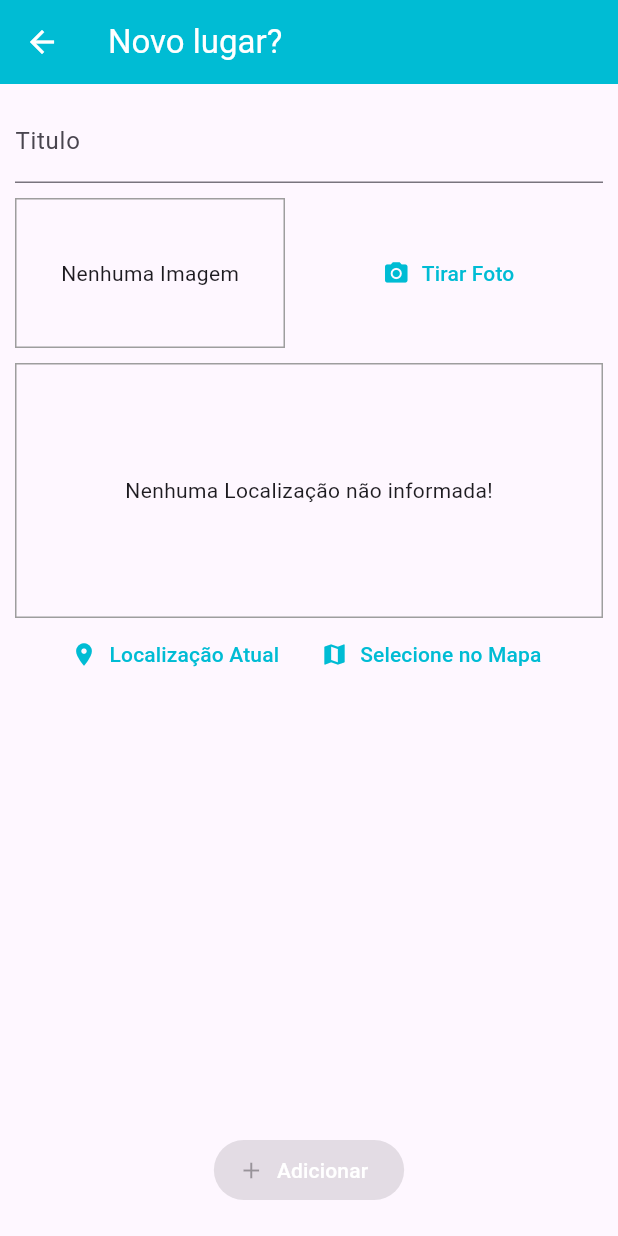
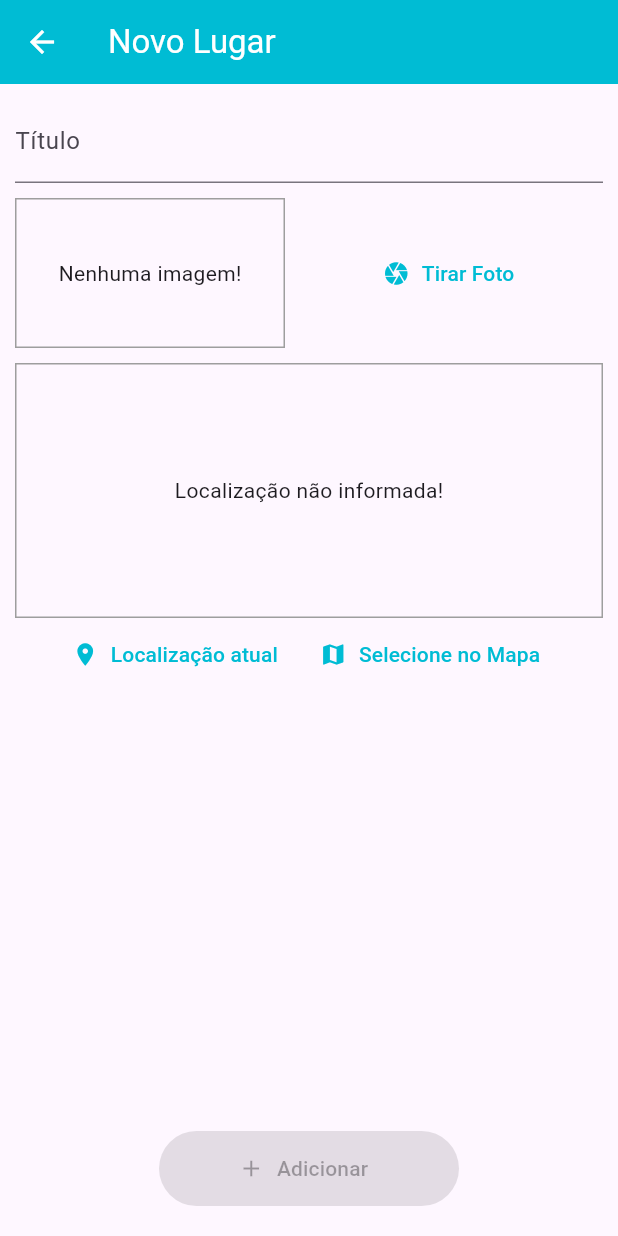
Before and after one commit to ArthurRCastilho/Great_Place, a Flutter app: the screen it shows after launch, after a tap on the "add" icon, on a phone screen of 412 x 824 dp. Run offline on Flutter 3.47's test engine with Material 3 defaults, Android fonts, the light colour scheme and no system bars; our stand-ins replace google_maps_flutter, image_picker, location, sqflite; missing offline and left inert: image_picker_for_web, location_web; accounts and stored records are empty.

Commit message:
Corrigindo bug que não apresentava lugares adicionados, e fazendo estilização no aplicativo definindo cores e detalhes de botão

```diff
--- a/lib/main.dart
+++ b/lib/main.dart
@@ -1,8 +1,8 @@
 import 'package:flutter/material.dart';
-import 'providers/great_places.dart';
-import 'package:great_place/screens/place_form_screen.dart';
-import 'package:great_place/screens/places_list_screen.dart';
-import 'package:great_place/utils/app_routes.dart';
+import 'package:great_place/providers/great_places.dart';
+import './screens/place_form_screen.dart';
+import './screens/places_list_screen.dart';
+import './utils/app_routes.dart';
 import 'package:provider/provider.dart';
 
 void main() {
@@ -10,7 +10,7 @@ void main() {
 }
 
 class MyApp extends StatelessWidget {
-  const MyApp({super.key});
+  const MyApp({Key? key}) : super(key: key);
 
   @override
   Widget build(BuildContext context) {
@@ -19,14 +19,12 @@ class MyApp extends StatelessWidget {
       child: MaterialApp(
         title: 'Great Places',
         theme: ThemeData(
-          primaryColor: Colors.cyan,
           colorScheme: Theme.of(context).colorScheme.copyWith(
                 primary: Colors.cyan,
                 secondary: Colors.black,
                 tertiary: Colors.white,
               ),
-          useMaterial3: true,
-          appBarTheme: const AppBarTheme(
+          appBarTheme: AppBarTheme(
             iconTheme: IconThemeData(color: Colors.white),
             backgroundColor: Colors.cyan,
             titleTextStyle: TextStyle(
@@ -34,10 +32,11 @@ class MyApp extends StatelessWidget {
               fontSize: 22,
             ),
           ),
+          visualDensity: VisualDensity.adaptivePlatformDensity,
         ),
         home: const PlacesListScreen(),
         routes: {
-          AppRoutes.PLACE_FORM: (ctx) => const PlaceFormScreen(),
+          AppRoutes.placeForm: (ctx) => const PlaceFormScreen(),
         },
       ),
     );
--- a/lib/models/place.dart
+++ b/lib/models/place.dart
@@ -3,22 +3,25 @@ import 'dart:io';
 class PlaceLocation {
   final double latitude;
   final double longitude;
-  final String address;
+  final String? address;
 
-  const PlaceLocation(
-      {required this.latitude, required this.longitude, required this.address});
+  const PlaceLocation({
+    required this.latitude,
+    required this.longitude,
+    this.address,
+  });
 }
 
 class Place {
   final String id;
   final String title;
-  final PlaceLocation? location; // String temporaria
+  final PlaceLocation? location;
   final File image;
 
   Place({
     required this.id,
     required this.title,
+    required this.location,
     required this.image,
-    required this.location,
   });
 }
--- a/lib/providers/great_places.dart
+++ b/lib/providers/great_places.dart
@@ -1,10 +1,11 @@
 import 'dart:io';
 import 'dart:math';
+
 import 'package:flutter/material.dart';
 import 'package:google_maps_flutter/google_maps_flutter.dart';
-import 'package:great_place/utils/db_util.dart';
-import 'package:great_place/utils/location_util.dart';
 import '../models/place.dart';
+import '../utils/db_util.dart';
+import '../utils/location_util.dart';
 
 class GreatPlaces with ChangeNotifier {
   List<Place> _items = [];
@@ -18,14 +19,13 @@ class GreatPlaces with ChangeNotifier {
             title: item['title'],
             image: File(item['image']),
             location: PlaceLocation(
-              latitude: item['lat'],
-              longitude: item['lng'],
+              latitude: item['latitude'],
+              longitude: item['longitude'],
               address: item['address'],
             ),
           ),
         )
         .toList();
-
     notifyListeners();
   }
 
@@ -37,7 +37,7 @@ class GreatPlaces with ChangeNotifier {
     return _items.length;
   }
 
-  Place getItem(int index) {
+  Place itemByIndex(int index) {
     return _items[index];
   }
 
@@ -58,13 +58,14 @@ class GreatPlaces with ChangeNotifier {
         address: address,
       ),
     );
+
     _items.add(newPlace);
     DbUtil.insert('places', {
       'id': newPlace.id,
       'title': newPlace.title,
       'image': newPlace.image.path,
-      'lat': position.latitude,
-      'lng': position.longitude,
+      'latitude': position.latitude,
+      'longitude': position.longitude,
       'address': address,
     });
     notifyListeners();
--- a/lib/screens/place_form_screen.dart
+++ b/lib/screens/place_form_screen.dart
@@ -2,13 +2,13 @@ import 'dart:io';
 
 import 'package:flutter/material.dart';
 import 'package:google_maps_flutter/google_maps_flutter.dart';
-import 'package:great_place/widgets/image_input.dart';
-import 'package:great_place/widgets/location_input.dart';
+import '../providers/great_places.dart';
+import '../widgets/image_input.dart';
+import '../widgets/location_input.dart';
 import 'package:provider/provider.dart';
-import '../providers/great_places.dart';
 
 class PlaceFormScreen extends StatefulWidget {
-  const PlaceFormScreen({super.key});
+  const PlaceFormScreen({Key? key}) : super(key: key);
 
   @override
   State<PlaceFormScreen> createState() => _PlaceFormScreenState();
@@ -31,14 +31,14 @@ class _PlaceFormScreenState extends State<PlaceFormScreen> {
     });
   }
 
-  bool isValidForm() {
+  bool _isValidForm() {
     return _titleController.text.isNotEmpty &&
         _pickedImage != null &&
         _pickedPosition != null;
   }
 
   void _submitForm() {
-    if (!isValidForm()) return;
+    if (!_isValidForm()) return;
 
     Provider.of<GreatPlaces>(context, listen: false).addPlace(
       _titleController.text,
@@ -53,23 +53,21 @@ class _PlaceFormScreenState extends State<PlaceFormScreen> {
   Widget build(BuildContext context) {
     return Scaffold(
       appBar: AppBar(
-        title: const Text('Novo lugar? '),
+        title: const Text('Novo Lugar'),
       ),
-      body: Padding(
-        padding: const EdgeInsets.only(bottom: 20),
-        child: Column(
-          mainAxisAlignment: MainAxisAlignment.spaceBetween,
+      body: Column(
+        crossAxisAlignment: CrossAxisAlignment.center,
         children: [
           Expanded(
             child: SingleChildScrollView(
               child: Padding(
-                  padding: const EdgeInsets.all(10.0),
+                padding: const EdgeInsets.all(10),
                 child: Column(
-                    children: <Widget>[
+                  children: [
                     TextField(
                       controller: _titleController,
                       decoration: const InputDecoration(
-                          labelText: 'Titulo',
+                        labelText: 'Título',
                       ),
                     ),
                     const SizedBox(height: 10),
@@ -81,24 +79,26 @@ class _PlaceFormScreenState extends State<PlaceFormScreen> {
               ),
             ),
           ),
-            ElevatedButton.icon(
-              onPressed: isValidForm() ? _submitForm : null,
-              label: const Text(
-                'Adicionar',
-                style: TextStyle(color: Colors.white),
+          Padding(
+            padding: const EdgeInsets.all(20.0),
+            child: SizedBox(
+              width: 200,
+              height: 50,
+              child: ElevatedButton.icon(
+                icon: const Icon(Icons.add),
+                label: const Text('Adicionar'),
+                style: ElevatedButton.styleFrom(
+                  foregroundColor: Colors.white,
+                  backgroundColor: Theme.of(context).colorScheme.primary,
+                  elevation: 10,
+                  // tapTargetSize: MaterialTapTargetSize.shrinkWrap,
                 ),
-              icon: const Icon(
-                Icons.add,
+                onPressed: _isValidForm() ? _submitForm : null,
               ),
-              style: ElevatedButton.styleFrom(
-                backgroundColor: Theme.of(context).colorScheme.primary,
-                iconColor: Theme.of(context).colorScheme.tertiary,
-                overlayColor: Theme.of(context).colorScheme.tertiary,
             ),
           ),
         ],
       ),
-      ),
     );
   }
 }
--- a/lib/screens/places_list_screen.dart
+++ b/lib/screens/places_list_screen.dart
@@ -1,23 +1,23 @@
 import 'package:flutter/material.dart';
-import 'package:great_place/providers/great_places.dart';
-import 'package:great_place/utils/app_routes.dart';
+import '../providers/great_places.dart';
+import '../utils/app_routes.dart';
 import 'package:provider/provider.dart';
 
 class PlacesListScreen extends StatelessWidget {
-  const PlacesListScreen({super.key});
+  const PlacesListScreen({Key? key}) : super(key: key);
 
   @override
   Widget build(BuildContext context) {
     return Scaffold(
       appBar: AppBar(
-        title: const Text('Meus lugares'),
+        title: const Text('Meus Lugares'),
         actions: [
           IconButton(
+            icon: const Icon(Icons.add),
             onPressed: () {
-              Navigator.of(context).pushNamed(AppRoutes.PLACE_FORM);
+              Navigator.of(context).pushNamed(AppRoutes.placeForm);
             },
-            icon: const Icon(Icons.add),
-          ),
+          )
         ],
       ),
       body: FutureBuilder(
@@ -36,10 +36,12 @@ class PlacesListScreen extends StatelessWidget {
                         itemBuilder: (ctx, i) => ListTile(
                           leading: CircleAvatar(
                             backgroundImage: FileImage(
-                              greatPlaces.items[i].image,
+                              greatPlaces.itemByIndex(i).image,
                             ),
                           ),
-                          title: Text(greatPlaces.items[i].title),
+                          title: Text(greatPlaces.itemByIndex(i).title),
+                          subtitle: Text(
+                              greatPlaces.itemByIndex(i).location!.address!),
                           onTap: () {},
                         ),
                       ),
--- a/lib/utils/app_routes.dart
+++ b/lib/utils/app_routes.dart
@@ -1,3 +1,3 @@
 class AppRoutes {
-  static const String PLACE_FORM = '/place-form';
+  static const String placeForm = '/place-form';
 }
--- a/lib/utils/db_util.dart
+++ b/lib/utils/db_util.dart
@@ -8,7 +8,7 @@ class DbUtil {
       path.join(dbPath, 'places.db'),
       onCreate: (db, version) {
         return db.execute(
-          'CREATE TABLE places (id TEXT PRIMARY KEY, title TEXT, image TEXT, lat REAL, lng REAL, address TEXT)',
+          'CREATE TABLE places (id TEXT PRIMARY KEY, title TEXT, image TEXT, latitude REAL, longitude REAL, address TEXT)',
         );
       },
       version: 1,
--- a/lib/utils/location_util.dart
+++ b/lib/utils/location_util.dart
@@ -1,24 +1,24 @@
 import 'dart:convert';
 
 import 'package:google_maps_flutter/google_maps_flutter.dart';
+import 'package:great_place/utils/google_api_util.dart';
 import 'package:http/http.dart' as http;
 
-import './google_api_util.dart';
 
 class LocationUtil {
   static String generateLocationPreviewImage({
-    required double latitude,
-    required double longitude,
+    double? latitude,
+    double? longitude,
   }) {
-    return 'https://maps.googleapis.com/maps/api/staticmap?center=$latitude,$longitude&zoom=13&size=600x300&maptype=roadmap&markers=color:red%7Clabel:A%7C$latitude,$longitude&key=${GoogleApiUtil.GOOGLE_API_KEY}';
+    return 'https://maps.googleapis.com/maps/api/staticmap?center=$latitude,$longitude&zoom=13&size=600x300&maptype=roadmap&markers=color:red%7Clabel:A%$latitude,$longitude&key=${GoogleApiUtil.GOOGLE_API_KEY}';
   }
-
-  // A API foi escondida :)
 
   static Future<String> getAddressFrom(LatLng position) async {
     final url = Uri.parse(
-        'https://maps.googleapis.com/maps/api/geocode/json?latlng=${position.latitude},${position.longitude}&location_type=ROOFTOP&result_type=street_address&key=${GoogleApiUtil.GOOGLE_API_KEY}');
+        'https://maps.googleapis.com/maps/api/geocode/json?latlng=${position.latitude},${position.longitude}&key=${GoogleApiUtil.GOOGLE_API_KEY}');
     final response = await http.get(url);
-    return jsonDecode(response.body)['results'][0]['formatted_adress'];
+    return json
+        .decode(response.body)['results'][0]['formatted_address']
+        .toString();
   }
 }
--- a/lib/widgets/image_input.dart
+++ b/lib/widgets/image_input.dart
@@ -1,13 +1,14 @@
 import 'dart:io';
+
+import 'package:flutter/material.dart';
+import 'package:image_picker/image_picker.dart';
 import 'package:path/path.dart' as path;
 import 'package:path_provider/path_provider.dart' as syspaths;
-import 'package:flutter/material.dart';
-import 'package:image_picker/image_picker.dart';
 
 class ImageInput extends StatefulWidget {
   final Function onSelectImage;
 
-  const ImageInput(this.onSelectImage);
+  const ImageInput(this.onSelectImage, {Key? key}) : super(key: key);
 
   @override
   State<ImageInput> createState() => _ImageInputState();
@@ -17,8 +18,8 @@ class _ImageInputState extends State<ImageInput> {
   File? _storedImage;
 
   _takePicture() async {
-    final ImagePicker _picker = ImagePicker();
-    XFile imageFile = await _picker.pickImage(
+    final ImagePicker picker = ImagePicker();
+    XFile imageFile = await picker.pickImage(
       source: ImageSource.camera,
       maxWidth: 600,
     ) as XFile;
@@ -32,7 +33,6 @@ class _ImageInputState extends State<ImageInput> {
     final savedImage = await _storedImage!.copy(
       '${appDir.path}/$fileName',
     );
-
     widget.onSelectImage(savedImage);
   }
 
@@ -44,10 +44,7 @@ class _ImageInputState extends State<ImageInput> {
           width: 180,
           height: 100,
           decoration: BoxDecoration(
-            border: Border.all(
-              width: 1,
-              color: Colors.grey,
-            ),
+            border: Border.all(width: 1, color: Colors.grey),
           ),
           alignment: Alignment.center,
           child: _storedImage != null
@@ -56,13 +53,13 @@ class _ImageInputState extends State<ImageInput> {
                   width: double.infinity,
                   fit: BoxFit.cover,
                 )
-              : const Text('Nenhuma Imagem'),
+              : const Text('Nenhuma imagem!'),
         ),
         const SizedBox(width: 10),
         Expanded(
           child: TextButton.icon(
+            icon: const Icon(Icons.camera),
             label: const Text('Tirar Foto'),
-            icon: const Icon(Icons.camera_alt),
             onPressed: _takePicture,
           ),
         ),
--- a/lib/widgets/location_input.dart
+++ b/lib/widgets/location_input.dart
@@ -1,19 +1,20 @@
 import 'package:flutter/material.dart';
 import 'package:google_maps_flutter/google_maps_flutter.dart';
-import 'package:great_place/screens/map_screen.dart';
 import 'package:great_place/utils/location_util.dart';
 import 'package:location/location.dart';
+import '../screens/map_screen.dart';
 
 class LocationInput extends StatefulWidget {
   final Function onSelectPosition;
-  const LocationInput(this.onSelectPosition);
+
+  const LocationInput(this.onSelectPosition, {Key? key}) : super(key: key);
 
   @override
   State<LocationInput> createState() => _LocationInputState();
 }
 
 class _LocationInputState extends State<LocationInput> {
-  String? _previemImageUrl;
+  String? _previewImageUrl;
 
   void _showPreview(double lat, double lng) {
     final staticMapImageUrl = LocationUtil.generateLocationPreviewImage(
@@ -22,7 +23,7 @@ class _LocationInputState extends State<LocationInput> {
     );
 
     setState(() {
-      _previemImageUrl = staticMapImageUrl;
+      _previewImageUrl = staticMapImageUrl;
     });
   }
 
@@ -41,16 +42,17 @@ class _LocationInputState extends State<LocationInput> {
   }
 
   Future<void> _selectOnMap() async {
-    final LatLng selectedLocation = await Navigator.of(context).push(
+    final LatLng? selectedPosition = await Navigator.of(context).push(
       MaterialPageRoute(
-        builder: (ctx) => MapScreen(),
+        fullscreenDialog: true,
+        builder: (ctx) => const MapScreen(),
       ),
     );
 
-    if (selectedLocation == '') return;
-    _showPreview(selectedLocation.latitude, selectedLocation.longitude);
+    if (selectedPosition == null) return;
 
-    widget.onSelectPosition(selectedLocation);
+    _showPreview(selectedPosition.latitude, selectedPosition.longitude);
+    widget.onSelectPosition(selectedPosition);
   }
 
   @override
@@ -67,10 +69,10 @@ class _LocationInputState extends State<LocationInput> {
               color: Colors.grey,
             ),
           ),
-          child: _previemImageUrl == null
-              ? const Text('Nenhuma Localização não informada!')
+          child: _previewImageUrl == null
+              ? const Text('Localização não informada!')
               : Image.network(
-                  _previemImageUrl!,
+                  _previewImageUrl!,
                   fit: BoxFit.cover,
                   width: double.infinity,
                 ),
@@ -79,14 +81,14 @@ class _LocationInputState extends State<LocationInput> {
           mainAxisAlignment: MainAxisAlignment.center,
           children: [
             TextButton.icon(
+              icon: const Icon(Icons.location_on),
+              label: const Text('Localização atual'),
               onPressed: _getCurrentUserLocation,
-              label: const Text('Localização Atual'),
-              icon: const Icon(Icons.location_on),
             ),
             TextButton.icon(
+              icon: const Icon(Icons.map),
+              label: const Text('Selecione no Mapa'),
               onPressed: _selectOnMap,
-              label: const Text('Selecione no Mapa'),
-              icon: const Icon(Icons.map),
             ),
           ],
         )
```
Also changed, not shown: lib/generated_plugin_registrant.dart (added, +19 -0 lines), lib/screens/map_screen.dart (+8 -10 lines). Lines whose indentation alone changed are shown as unchanged.
